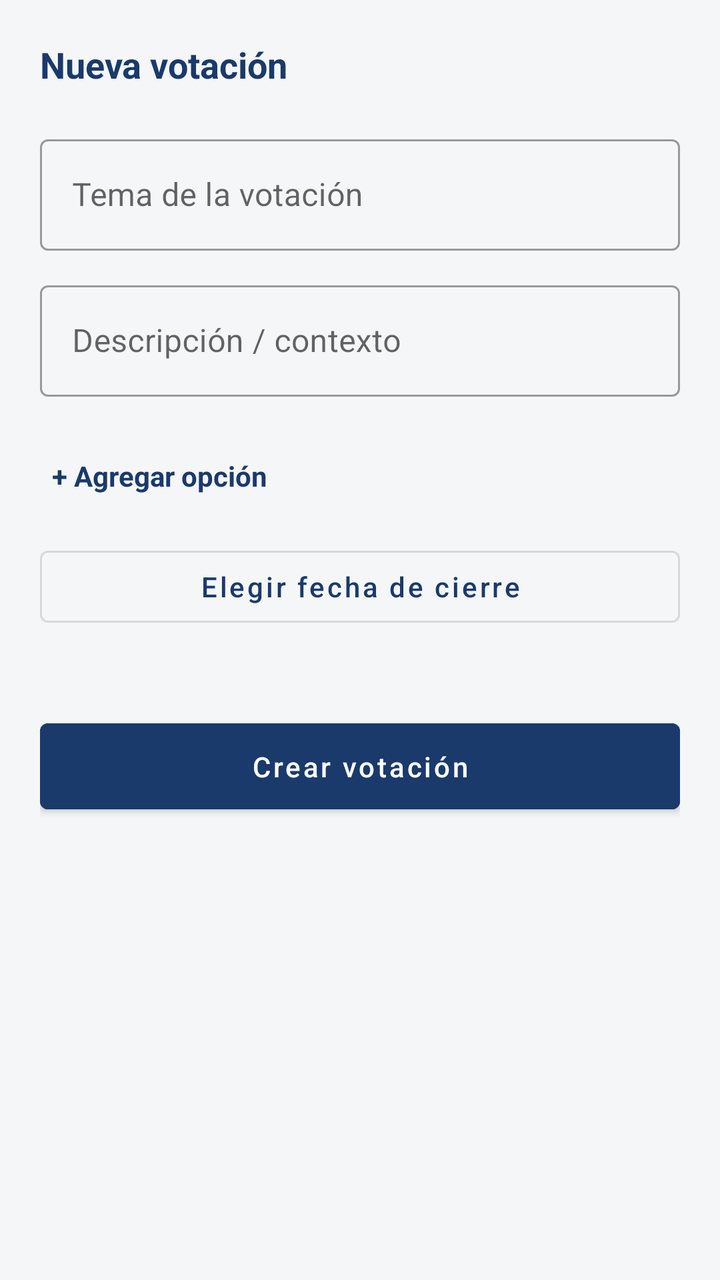
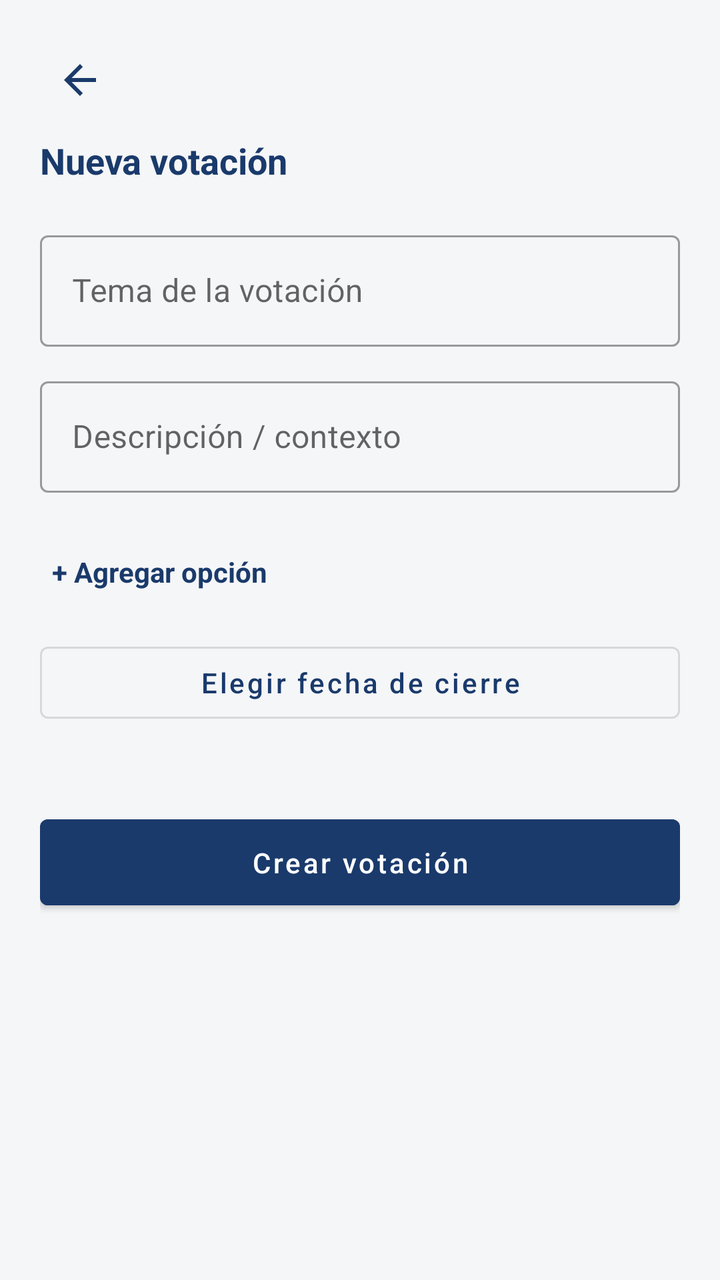

An Android layout rendered at two revisions. The XML below is the earlier revision; the diff shows what the commit changed to produce the second picture.
<!-- AndroidManifest.xml: application theme Theme.ConsorcioTransparente -->
<!-- res/layout/activity_create_vote.xml -->
<?xml version="1.0" encoding="utf-8"?>
<ScrollView xmlns:android="http://schemas.android.com/apk/res/android"
    android:layout_width="match_parent"
    android:layout_height="match_parent"
    android:background="@color/background"
    android:fillViewport="true">

    <LinearLayout
        android:layout_width="match_parent"
        android:layout_height="wrap_content"
        android:orientation="vertical"
        android:padding="20dp">

        <TextView
            android:layout_width="wrap_content"
            android:layout_height="wrap_content"
            android:text="@string/vote_new"
            android:textColor="@color/navy"
            android:textSize="18sp"
            android:textStyle="bold" />

        <com.google.android.material.textfield.TextInputLayout
            android:layout_width="match_parent"
            android:layout_height="wrap_content"
            android:layout_marginTop="20dp"
            style="@style/Widget.MaterialComponents.TextInputLayout.OutlinedBox">

            <com.google.android.material.textfield.TextInputEditText
                android:id="@+id/inputTitle"
                android:layout_width="match_parent"
                android:layout_height="wrap_content"
                android:hint="@string/vote_title_hint" />
        </com.google.android.material.textfield.TextInputLayout>

        <com.google.android.material.textfield.TextInputLayout
            android:layout_width="match_parent"
            android:layout_height="wrap_content"
            android:layout_marginTop="12dp"
            style="@style/Widget.MaterialComponents.TextInputLayout.OutlinedBox">

            <com.google.android.material.textfield.TextInputEditText
                android:id="@+id/inputDescription"
                android:layout_width="match_parent"
                android:layout_height="wrap_content"
                android:hint="@string/vote_description_hint" />
        </com.google.android.material.textfield.TextInputLayout>

        <LinearLayout
            android:id="@+id/optionsContainer"
            android:layout_width="match_parent"
            android:layout_height="wrap_content"
            android:layout_marginTop="16dp"
            android:orientation="vertical" />

        <TextView
            android:id="@+id/textAddOption"
            android:layout_width="wrap_content"
            android:layout_height="wrap_content"
            android:layout_marginTop="8dp"
            android:padding="6dp"
            android:text="@string/vote_add_option"
            android:textColor="@color/navy"
            android:textStyle="bold" />

        <Button
            android:id="@+id/buttonPickDate"
            android:layout_width="match_parent"
            android:layout_height="wrap_content"
            android:layout_marginTop="16dp"
            android:text="@string/vote_pick_deadline"
            android:textAllCaps="false"
            style="@style/Widget.MaterialComponents.Button.OutlinedButton" />

        <TextView
            android:id="@+id/textSelectedDate"
            android:layout_width="match_parent"
            android:layout_height="wrap_content"
            android:layout_marginTop="6dp"
            android:gravity="center"
            android:textColor="@color/text_secondary"
            android:textSize="12sp" />

        <ProgressBar
            android:id="@+id/progressBar"
            android:layout_width="wrap_content"
            android:layout_height="wrap_content"
            android:layout_marginTop="16dp"
            android:layout_gravity="center"
            android:visibility="gone" />

        <TextView
            android:id="@+id/textError"
            android:layout_width="match_parent"
            android:layout_height="wrap_content"
            android:layout_marginTop="8dp"
            android:textColor="@color/tag_red_fg"
            android:textSize="12sp"
            android:visibility="gone" />

        <Button
            android:id="@+id/buttonCreate"
            android:layout_width="match_parent"
            android:layout_height="wrap_content"
            android:layout_marginTop="16dp"
            android:backgroundTint="@color/navy"
            android:paddingVertical="12dp"
            android:text="@string/vote_create"
            android:textAllCaps="false" />

    </LinearLayout>
</ScrollView>
<!-- resources referenced by this layout -->
<resources>
  <color name="background">#F5F6F8</color>
  <color name="navy">#1A3A6B</color>
  <color name="tag_red_fg">#991B1B</color>
  <color name="text_secondary">#6B7280</color>
  <string name="vote_add_option">+ Agregar opción</string>
  <string name="vote_create">Crear votación</string>
  <string name="vote_description_hint">Descripción / contexto</string>
  <string name="vote_new">Nueva votación</string>
  <string name="vote_pick_deadline">Elegir fecha de cierre</string>
  <string name="vote_title_hint">Tema de la votación</string>
  <style name="Theme.ConsorcioTransparente" parent="Theme.MaterialComponents.DayNight.NoActionBar">
          <item name="colorPrimary">@color/navy</item>
          <item name="colorPrimaryDark">@color/navy_dark</item>
          <item name="colorAccent">@color/blue_accent</item>
          <item name="android:windowBackground">@color/background</item>
          <item name="android:statusBarColor" tools:targetApi="l">@color/navy</item>
      </style>
  <color name="navy_dark">#0F2647</color>
  <color name="blue_accent">#3B82F6</color>
</resources>

<!-- the commit's change to res/layout/activity_create_vote.xml (unified diff, before → after) -->
@@ -10,6 +10,17 @@
         android:layout_height="wrap_content"
         android:orientation="vertical"
         android:padding="20dp">
+
+        <ImageButton
+            android:id="@+id/buttonBack"
+            android:layout_width="40dp"
+            android:layout_height="40dp"
+            android:layout_gravity="start"
+            android:layout_marginBottom="8dp"
+            android:background="?attr/selectableItemBackgroundBorderless"
+            android:contentDescription="@string/back"
+            android:src="@drawable/ic_back"
+            android:tint="@color/navy" />
 
         <TextView
             android:layout_width="wrap_content"
@@ -77,7 +88,7 @@
             android:layout_height="wrap_content"
             android:layout_marginTop="6dp"
             android:gravity="center"
-            android:textColor="@color/text_secondary"
+            android:textColor="?attr/colorTextSecondary"
             android:textSize="12sp" />
 
         <ProgressBar
<!-- resource entries referenced after the edit -->
@@ -3,6 +3,18 @@
   <color name="background">#F5F6F8</color>
   <color name="navy">#1A3A6B</color>
   <color name="tag_red_fg">#991B1B</color>
+  <!-- drawable ic_back (drawable) -->
+  <?xml version="1.0" encoding="utf-8"?>
+  <vector xmlns:android="http://schemas.android.com/apk/res/android"
+      android:width="24dp"
+      android:height="24dp"
+      android:viewportWidth="24"
+      android:viewportHeight="24">
+      <path
+          android:fillColor="#FF000000"
+          android:pathData="M20,11H7.83l5.59,-5.59L12,4l-8,8 8,8 1.41,-1.41L7.83,13H20v-2z" />
+  </vector>
+  <string name="back">Volver</string>
   <color name="text_secondary">#6B7280</color>
   <string name="vote_add_option">+ Agregar opción</string>
   <string name="vote_create">Crear votación</string>
@@ -10,12 +22,13 @@
   <string name="vote_new">Nueva votación</string>
   <string name="vote_pick_deadline">Elegir fecha de cierre</string>
   <string name="vote_title_hint">Tema de la votación</string>
-  <style name="Theme.ConsorcioTransparente" parent="Theme.MaterialComponents.DayNight.NoActionBar">
+  <style name="Theme.ConsorcioTransparente" parent="Theme.MaterialComponents.Light.NoActionBar">
           <item name="colorPrimary">@color/navy</item>
           <item name="colorPrimaryDark">@color/navy_dark</item>
           <item name="colorAccent">@color/blue_accent</item>
           <item name="android:windowBackground">@color/background</item>
           <item name="android:statusBarColor" tools:targetApi="l">@color/navy</item>
+          <item name="colorTextSecondary">@color/text_secondary</item>
       </style>
   <color name="navy_dark">#0F2647</color>
   <color name="blue_accent">#3B82F6</color>
